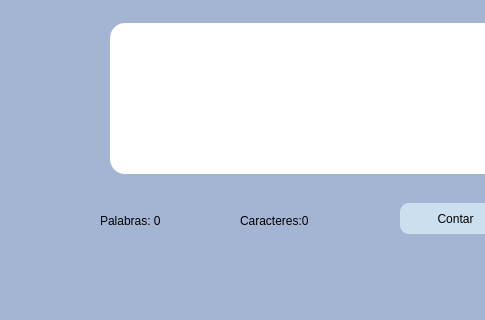
Old version of the form contadorPalabras.ui in the repository Noel085/ContadorPalabrasAGN; both pictures show x 0 to 485 and y 87 to 407 of the 616 by 407 pixel window.
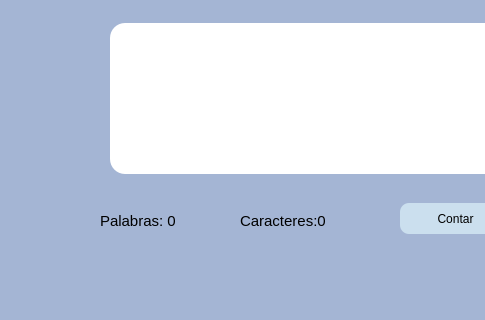
New version of the form. Icons and pictures are not drawn.

Commit message: Se agrego la nueva funcionalidad 🔥🔥🔥

What changed in the file:
```diff
--- a/contadorPalabras.ui
+++ b/contadorPalabras.ui
@@ -61,6 +61,11 @@
       <height>16</height>
      </rect>
     </property>
+    <property name="font">
+     <font>
+      <pointsize>11</pointsize>
+     </font>
+    </property>
     <property name="styleSheet">
      <string notr="true">font: 11pt &quot;MS Shell Dlg 2&quot;;</string>
     </property>
@@ -77,6 +82,11 @@
       <height>16</height>
      </rect>
     </property>
+    <property name="font">
+     <font>
+      <pointsize>11</pointsize>
+     </font>
+    </property>
     <property name="styleSheet">
      <string notr="true">font: 11pt &quot;MS Shell Dlg 2&quot;;</string>
     </property>
```
Left out of the diff: 4 changed lines with no effect on the pictures. The commit also changes 1 other file.
